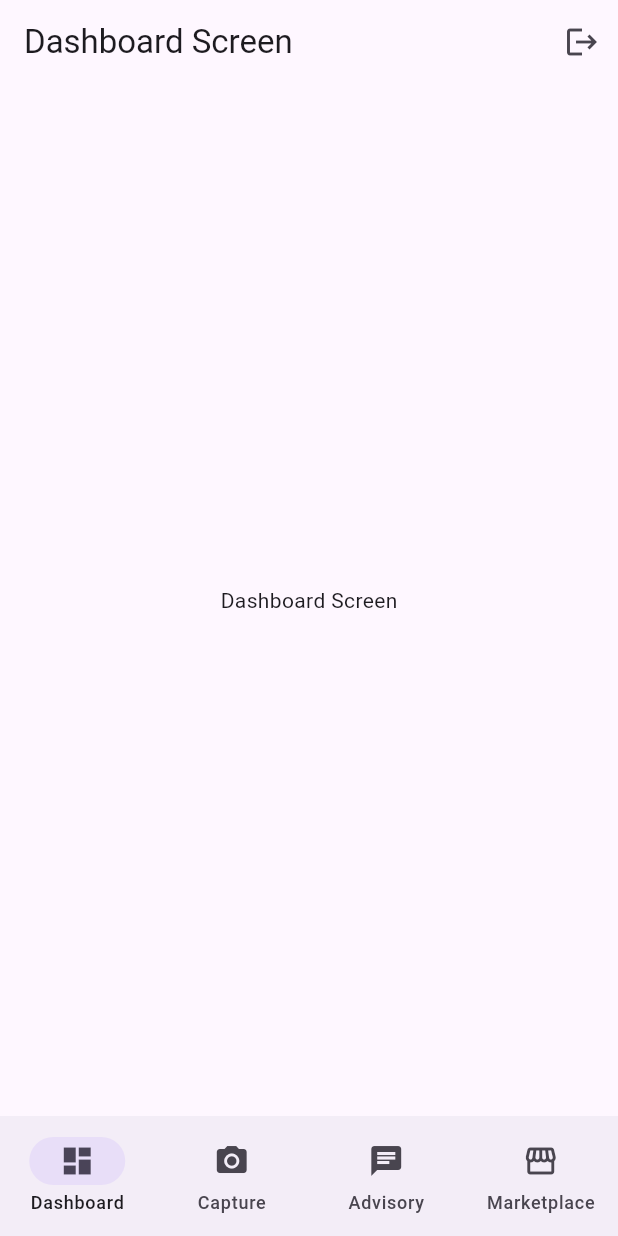
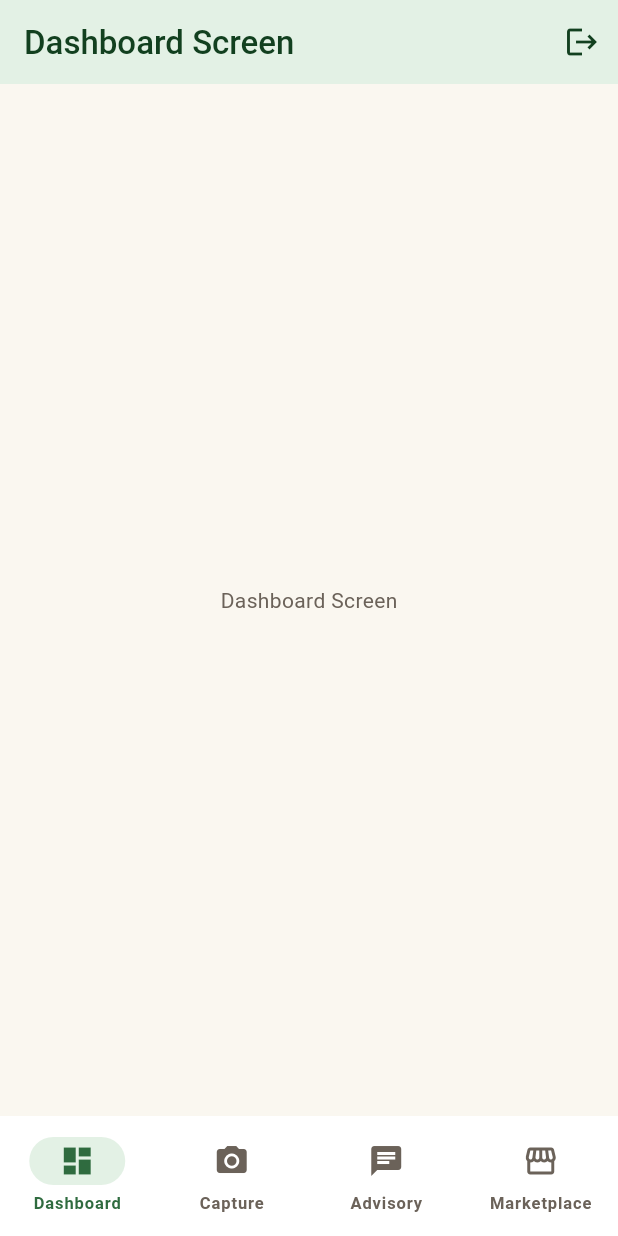
Before and after one commit to Chathuranga-Jayamal/govi-ai, a Flutter app: the screen it shows after launch, on a phone screen of 412 x 824 dp. Run offline on Flutter 3.47's test engine with Material 3 defaults, Android fonts, the phone set to English and light mode, and no system bars; our stand-ins replace go_router.

Commit message:
Add design system: color palette, typography, and theme

```diff
--- a/mobile_app/lib/app.dart
+++ b/mobile_app/lib/app.dart
@@ -1,5 +1,6 @@
 import 'package:flutter/material.dart';
 
+import 'core/theme/app_theme.dart';
 import 'routes/app_router.dart';
 
 class GoviApp extends StatelessWidget {
@@ -9,6 +10,7 @@ class GoviApp extends StatelessWidget {
   Widget build(BuildContext context) {
     return MaterialApp.router(
       title: 'Govi-AI',
+      theme: AppTheme.light,
       routerConfig: appRouter,
     );
   }
--- /dev/null
+++ b/mobile_app/lib/core/theme/app_colors.dart
@@ -0,0 +1,35 @@
+import 'package:flutter/material.dart';
+
+/// Seed palette approved in the Phase D design system review.
+/// Named for their source in Sri Lankan smallholder agriculture rather than
+/// generic Material roles, so the mapping to [AppTheme] stays legible.
+class AppColors {
+  AppColors._();
+
+  // Seed colors — feed ColorScheme.fromSeed in app_theme.dart
+  static const Color paddyGreen = Color(0xFF2F6B3F);
+  static const Color turmericGold = Color(0xFFD99A2B);
+  static const Color monsoonTeal = Color(0xFF2D7D82);
+  static const Color riceHusk = Color(0xFFFAF7F0);
+  static const Color soilInk = Color(0xFF2A2521);
+  static const Color alertRed = Color(0xFFBA1A1A);
+
+  // Hand-picked container/on-container tones from the approved design
+  // system, applied via ColorScheme.copyWith so they match exactly rather
+  // than relying solely on M3's algorithmically-derived tonal palette.
+  static const Color paddyGreenContainer = Color(0xFFE3F1E5);
+  static const Color paddyGreenOnContainer = Color(0xFF12401F);
+
+  static const Color turmericGoldContainer = Color(0xFFFBEBCB);
+  static const Color turmericGoldOnContainer = Color(0xFF503C05);
+
+  static const Color monsoonTealContainer = Color(0xFFDCEEF0);
+  static const Color monsoonTealOnContainer = Color(0xFF0B3A3D);
+
+  static const Color alertRedContainer = Color(0xFFFDDEDC);
+  static const Color alertRedOnContainer = Color(0xFF650A0A);
+
+  static const Color soilInkSoft = Color(0xFF6B6259);
+  static const Color hairline = Color(0xFFE4DDD0);
+  static const Color surfaceRaised = Color(0xFFFFFFFF);
+}
--- /dev/null
+++ b/mobile_app/lib/core/theme/app_theme.dart
@@ -0,0 +1,246 @@
+import 'package:flutter/material.dart';
+
+import 'app_colors.dart';
+
+/// 4px-based spacing scale from the approved design system.
+class AppSpacing {
+  AppSpacing._();
+
+  static const double xs = 4;
+  static const double sm = 8;
+  static const double md = 16;
+  static const double lg = 24;
+  static const double xl = 32;
+  static const double xxl = 48;
+  static const double xxxl = 64;
+}
+
+class AppTheme {
+  AppTheme._();
+
+  static final ColorScheme _colorScheme =
+      ColorScheme.fromSeed(
+        seedColor: AppColors.paddyGreen,
+        brightness: Brightness.light,
+      ).copyWith(
+        primary: AppColors.paddyGreen,
+        onPrimary: AppColors.riceHusk,
+        primaryContainer: AppColors.paddyGreenContainer,
+        onPrimaryContainer: AppColors.paddyGreenOnContainer,
+        secondary: AppColors.turmericGold,
+        onSecondary: AppColors.soilInk,
+        secondaryContainer: AppColors.turmericGoldContainer,
+        onSecondaryContainer: AppColors.turmericGoldOnContainer,
+        tertiary: AppColors.monsoonTeal,
+        onTertiary: AppColors.riceHusk,
+        tertiaryContainer: AppColors.monsoonTealContainer,
+        onTertiaryContainer: AppColors.monsoonTealOnContainer,
+        error: AppColors.alertRed,
+        onError: Colors.white,
+        errorContainer: AppColors.alertRedContainer,
+        onErrorContainer: AppColors.alertRedOnContainer,
+        surface: AppColors.riceHusk,
+        onSurface: AppColors.soilInk,
+        outline: AppColors.soilInkSoft,
+        outlineVariant: AppColors.hairline,
+      );
+
+  // NOTE: font family intentionally left as the platform default (not Noto
+  // Sans) for now. The design system calls for Noto Sans for its matching
+  // Sinhala/Tamil companions, but wiring that up via google_fonts would
+  // fetch font files over the network on first use — unreliable for
+  // smallholder farmers on poor rural connectivity. Sizes/weights below
+  // match the approved scale exactly; swap in bundled Noto Sans font
+  // assets (not a runtime-fetched dependency) when localization work
+  // begins.
+  static final TextTheme _textTheme = TextTheme(
+    headlineLarge: const TextStyle(
+      fontSize: 32,
+      height: 40 / 32,
+      fontWeight: FontWeight.w600,
+      color: AppColors.soilInk,
+    ),
+    headlineMedium: const TextStyle(
+      fontSize: 28,
+      height: 36 / 28,
+      fontWeight: FontWeight.w600,
+      color: AppColors.soilInk,
+    ),
+    headlineSmall: const TextStyle(
+      fontSize: 24,
+      height: 32 / 24,
+      fontWeight: FontWeight.w600,
+      color: AppColors.soilInk,
+    ),
+    titleLarge: const TextStyle(
+      fontSize: 22,
+      height: 28 / 22,
+      fontWeight: FontWeight.w500,
+      color: AppColors.soilInk,
+    ),
+    titleMedium: const TextStyle(
+      fontSize: 16,
+      height: 24 / 16,
+      fontWeight: FontWeight.w500,
+      color: AppColors.soilInk,
+    ),
+    titleSmall: const TextStyle(
+      fontSize: 14,
+      height: 20 / 14,
+      fontWeight: FontWeight.w500,
+      color: AppColors.soilInk,
+    ),
+    bodyLarge: const TextStyle(
+      fontSize: 16,
+      height: 24 / 16,
+      fontWeight: FontWeight.w400,
+      color: AppColors.soilInk,
+    ),
+    bodyMedium: const TextStyle(
+      fontSize: 14,
+      height: 20 / 14,
+      fontWeight: FontWeight.w400,
+      color: AppColors.soilInkSoft,
+    ),
+    bodySmall: const TextStyle(
+      fontSize: 12,
+      height: 16 / 12,
+      fontWeight: FontWeight.w400,
+      color: AppColors.soilInkSoft,
+    ),
+    labelLarge: const TextStyle(
+      fontSize: 14,
+      height: 20 / 14,
+      fontWeight: FontWeight.w600,
+      letterSpacing: 0.2,
+      color: AppColors.soilInk,
+    ),
+    labelMedium: const TextStyle(
+      fontSize: 12,
+      height: 16 / 12,
+      fontWeight: FontWeight.w600,
+      color: AppColors.soilInk,
+    ),
+    labelSmall: const TextStyle(
+      fontSize: 11,
+      height: 16 / 11,
+      fontWeight: FontWeight.w600,
+      letterSpacing: 0.6,
+      color: AppColors.soilInkSoft,
+    ),
+  );
+
+  static ThemeData get light {
+    const OutlinedBorder pillShape = StadiumBorder();
+    final OutlineInputBorder fieldBorder = OutlineInputBorder(
+      borderRadius: BorderRadius.circular(12),
+      borderSide: const BorderSide(color: AppColors.soilInkSoft, width: 1.5),
+    );
+
+    return ThemeData(
+      useMaterial3: true,
+      brightness: Brightness.light,
+      colorScheme: _colorScheme,
+      scaffoldBackgroundColor: AppColors.riceHusk,
+      textTheme: _textTheme,
+      dividerTheme: const DividerThemeData(
+        color: AppColors.hairline,
+        thickness: 1,
+        space: 1,
+      ),
+      appBarTheme: AppBarTheme(
+        backgroundColor: AppColors.paddyGreenContainer,
+        foregroundColor: AppColors.paddyGreenOnContainer,
+        elevation: 0,
+        centerTitle: false,
+        titleTextStyle: _textTheme.titleLarge?.copyWith(
+          color: AppColors.paddyGreenOnContainer,
+        ),
+      ),
+      navigationBarTheme: NavigationBarThemeData(
+        backgroundColor: AppColors.surfaceRaised,
+        indicatorColor: AppColors.paddyGreenContainer,
+        labelTextStyle: WidgetStateProperty.resolveWith((states) {
+          final bool selected = states.contains(WidgetState.selected);
+          return _textTheme.labelSmall?.copyWith(
+            color: selected ? AppColors.paddyGreen : AppColors.soilInkSoft,
+            fontWeight: selected ? FontWeight.w700 : FontWeight.w600,
+          );
+        }),
+        iconTheme: WidgetStateProperty.resolveWith((states) {
+          final bool selected = states.contains(WidgetState.selected);
+          return IconThemeData(
+            color: selected ? AppColors.paddyGreen : AppColors.soilInkSoft,
+          );
+        }),
+      ),
+      filledButtonTheme: FilledButtonThemeData(
+        style: FilledButton.styleFrom(
+          backgroundColor: AppColors.paddyGreen,
+          foregroundColor: AppColors.riceHusk,
+          textStyle: _textTheme.labelLarge,
+          shape: pillShape,
+          padding: const EdgeInsets.symmetric(
+            horizontal: AppSpacing.lg,
+            vertical: AppSpacing.sm + AppSpacing.xs,
+          ),
+        ),
+      ),
+      outlinedButtonTheme: OutlinedButtonThemeData(
+        style: OutlinedButton.styleFrom(
+          foregroundColor: AppColors.paddyGreen,
+          side: const BorderSide(color: AppColors.soilInkSoft),
+          textStyle: _textTheme.labelLarge,
+          shape: pillShape,
+          padding: const EdgeInsets.symmetric(
+            horizontal: AppSpacing.lg,
+            vertical: AppSpacing.sm + AppSpacing.xs,
+          ),
+        ),
+      ),
+      textButtonTheme: TextButtonThemeData(
+        style: TextButton.styleFrom(
+          foregroundColor: AppColors.paddyGreen,
+          textStyle: _textTheme.labelLarge,
+        ),
+      ),
+      cardTheme: CardThemeData(
+        color: AppColors.surfaceRaised,
+        elevation: 0,
+        margin: EdgeInsets.zero,
+        shape: RoundedRectangleBorder(
+          borderRadius: BorderRadius.circular(16),
+          side: const BorderSide(color: AppColors.hairline),
+        ),
+      ),
+      chipTheme: ChipThemeData(
+        backgroundColor: AppColors.paddyGreenContainer,
+        labelStyle: _textTheme.labelMedium?.copyWith(
+          color: AppColors.paddyGreenOnContainer,
+        ),
+        shape: pillShape,
+        side: BorderSide.none,
+        padding: const EdgeInsets.symmetric(
+          horizontal: AppSpacing.sm + AppSpacing.xs,
+          vertical: AppSpacing.xs,
+        ),
+      ),
+      inputDecorationTheme: InputDecorationTheme(
+        filled: true,
+        fillColor: AppColors.surfaceRaised,
+        labelStyle: _textTheme.bodyMedium,
+        hintStyle: _textTheme.bodyMedium,
+        helperStyle: _textTheme.bodySmall,
+        contentPadding: const EdgeInsets.symmetric(
+          horizontal: 14,
+          vertical: AppSpacing.md - AppSpacing.xs,
+        ),
+        border: fieldBorder,
+        enabledBorder: fieldBorder,
+        focusedBorder: fieldBorder.copyWith(
+          borderSide: const BorderSide(color: AppColors.paddyGreen, width: 2),
+        ),
+      ),
+    );
+  }
+}
```
